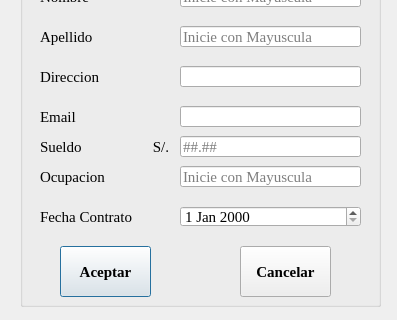
Old version of the form Sistema_de_Registro_de_Hotel/gui_empleado.ui in the repository JeffersonFarCar/Sistema-de-Registro-de-Hotel; both pictures show x 0 to 397 and y 154 to 474 of the 397 by 474 pixel window.
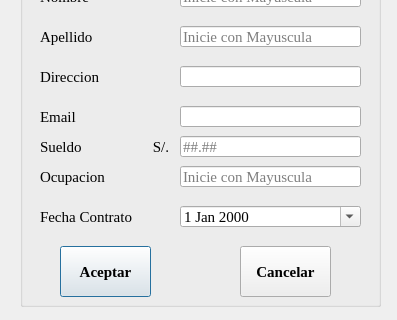
New version of the form.

```diff
--- a/Sistema_de_Registro_de_Hotel/gui_empleado.ui
+++ b/Sistema_de_Registro_de_Hotel/gui_empleado.ui
@@ -222,6 +222,9 @@
       <height>21</height>
      </rect>
     </property>
+    <property name="calendarPopup">
+     <bool>true</bool>
+    </property>
    </widget>
    <widget class="QPushButton" name="Aceptar_button">
     <property name="geometry">
```
